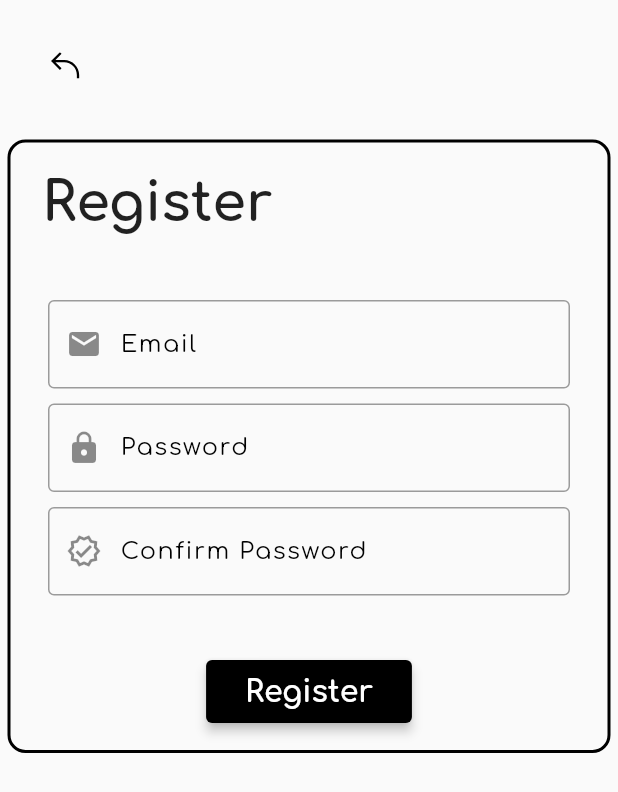
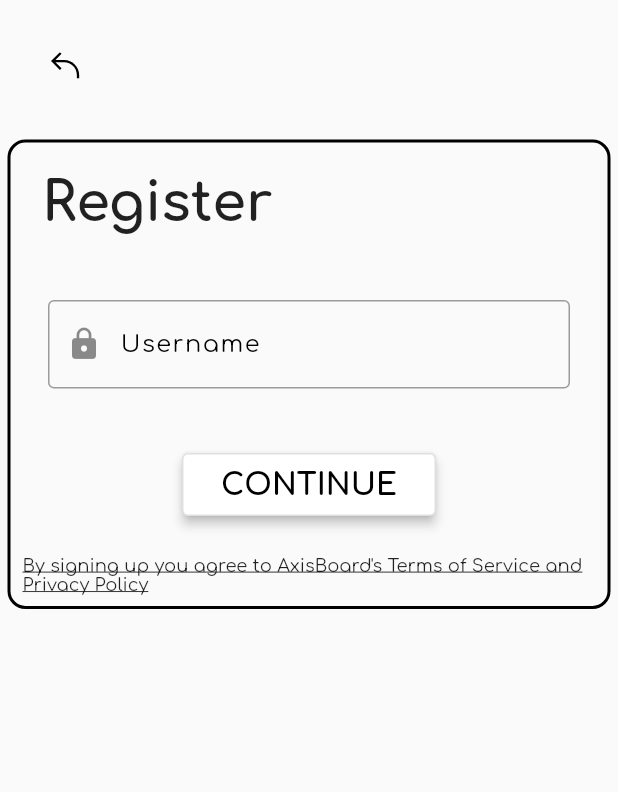
Before and after one commit to mmtembu/hackjam-axis-board-final, a Flutter app: the Registration screen opened directly, after a tap on "Register", on a phone screen of 412 x 824 dp. Shown: the top 792 px of the screen. Run offline on Flutter 3.47's test engine with Material 2 defaults, Android fonts, the phone set to English and light mode, and no system bars; our stand-ins replace flutter_svg, google_fonts.

Commit message:
4-register-screen-continued: added the terms and condictions pop dialog

```diff
--- a/lib/common_components/common_components.dart
+++ b/lib/common_components/common_components.dart
@@ -1,16 +1,16 @@
 import 'package:flutter/material.dart';
 import 'package:google_fonts/google_fonts.dart';
 
-Widget textContent(
-  String text,
-  int? size,
-  FontWeight? weight,
-) =>
-    Text(text,
+Widget textContent(String text, int? size, FontWeight? weight,
+        [TextDecoration? decoraction]) =>
+    Text(
+      text,
       style: GoogleFonts.comfortaa(
         fontSize: size?.toDouble(),
         fontWeight: weight,
-        ));
+        decoration: decoraction,
+      ),
+    );
 
 Widget textField(
   label,
@@ -62,7 +62,8 @@ Widget submitbutton(
 ) =>
     Padding(
       padding: const EdgeInsets.all(15),
-      child: ElevatedButton(
+      child: buttonText.toString().toUpperCase() == 'REGISTER'
+          ? ElevatedButton(
               style: ElevatedButton.styleFrom(
                 backgroundColor: Colors.black,
                 elevation: 3.0,
@@ -79,5 +80,35 @@ Widget submitbutton(
                   ),
                 ),
               ),
+            )
+          : OutlinedButton(
+              style: OutlinedButton.styleFrom(
+                backgroundColor: Colors.white,
+                foregroundColor: Colors.black,
+                elevation: 3.0,
+                shadowColor: Colors.black,
+              ),
+              onPressed: () => functionality!(buttonText),
+              child: Padding(
+                padding: const EdgeInsets.all(10),
+                child: Text(
+                  buttonText.toString().toUpperCase(),
+                  style: GoogleFonts.comfortaa(
+                    fontSize: 20,
+                    fontWeight: FontWeight.bold,
+                  ),
+                ),
+              ),
             ),
     );
+
+fillerText() =>
+    """Lorem ipsum dolor sit amet, consectetur adipiscing elit, sed do eiusmod tempor incididunt ut labore et dolore magna aliqua. Turpis in eu mi bibendum neque egestas congue quisque. Ullamcorper morbi tincidunt ornare massa eget. Facilisis gravida neque convallis a cras semper auctor neque vitae. At ultrices mi tempus imperdiet nulla malesuada pellentesque elit. Auctor neque vitae tempus quam pellentesque nec nam aliquam sem. Massa vitae tortor condimentum lacinia quis vel eros donec ac. Aliquam sem et tortor consequat id porta. Dui faucibus in ornare quam viverra orci sagittis eu. Rhoncus dolor purus non enim praesent elementum facilisis leo. Vitae suscipit tellus mauris a diam maecenas.
+
+Pellentesque habitant morbi tristique senectus et netus et malesuada fames. Pretium nibh ipsum consequat nisl vel pretium lectus quam id. Et malesuada fames ac turpis egestas. Non blandit massa enim nec dui nunc. Sit amet nulla facilisi morbi tempus iaculis urna. Proin fermentum leo vel orci porta. Convallis a cras semper auctor neque vitae tempus quam. Suspendisse faucibus interdum posuere lorem ipsum dolor sit. Fames ac turpis egestas integer eget aliquet nibh. Amet massa vitae tortor condimentum lacinia quis vel eros donec. Mauris in aliquam sem fringilla ut morbi. Velit aliquet sagittis id consectetur purus ut faucibus pulvinar elementum. Non diam phasellus vestibulum lorem sed risus ultricies. Elit pellentesque habitant morbi tristique.
+
+At auctor urna nunc id cursus metus aliquam eleifend. Nunc lobortis mattis aliquam faucibus purus in. Donec ultrices tincidunt arcu non sodales neque sodales ut. Donec enim diam vulputate ut pharetra sit amet aliquam. Tincidunt lobortis feugiat vivamus at augue eget arcu. Vestibulum mattis ullamcorper velit sed ullamcorper morbi tincidunt. Leo in vitae turpis massa. Penatibus et magnis dis parturient montes nascetur ridiculus mus. Auctor augue mauris augue neque gravida in fermentum. At risus viverra adipiscing at. Morbi blandit cursus risus at ultrices mi tempus imperdiet nulla. Lacinia quis vel eros donec ac odio. Mi bibendum neque egestas congue quisque egestas. Fermentum dui faucibus in ornare.
+
+Arcu cursus euismod quis viverra nibh. Lobortis mattis aliquam faucibus purus in massa. Eget arcu dictum varius duis at consectetur lorem. Vulputate sapien nec sagittis aliquam malesuada bibendum. Nisi quis eleifend quam adipiscing. Turpis massa tincidunt dui ut. Nibh mauris cursus mattis molestie a iaculis at. Gravida arcu ac tortor dignissim convallis aenean. Pellentesque sit amet porttitor eget dolor morbi non. Nibh praesent tristique magna sit. Duis ut diam quam nulla porttitor massa id. Sit amet nulla facilisi morbi tempus iaculis urna. Etiam dignissim diam quis enim lobortis scelerisque fermentum dui faucibus.
+
+Mi bibendum neque egestas congue quisque egestas diam. Aliquet enim tortor at auctor urna. Aliquet eget sit amet tellus. Ut consequat semper viverra nam libero. Hac habitasse platea dictumst vestibulum rhoncus est pellentesque elit. Laoreet non curabitur gravida arcu ac tortor dignissim. Pulvinar etiam non quam lacus suspendisse faucibus. Odio eu feugiat pretium nibh ipsum consequat. Orci nulla pellentesque dignissim enim. Auctor augue mauris augue neque gravida in. Donec massa sapien faucibus et molestie. Quam quisque id diam vel. Tincidunt dui ut ornare lectus sit. At auctor urna nunc id cursus metus. Euismod quis viverra nibh cras pulvinar mattis nunc sed blandit.""";
--- a/lib/pages/registration.dart
+++ b/lib/pages/registration.dart
@@ -1,7 +1,9 @@
+import 'package:flutter/cupertino.dart';
 import 'package:flutter/material.dart';
 import 'package:flutter_svg/svg.dart';
 import 'package:google_fonts/google_fonts.dart';
 import 'package:hackjam_axis_board_front_end/common_components/common_components.dart';
+import 'package:hackjam_axis_board_front_end/pages/registration_pick_username.dart';
 import '../config/pallet.dart';
 
 class Registration extends StatefulWidget {
@@ -16,6 +18,15 @@ class _Registration extends State<Registration> {
   Widget build(BuildContext context) {
     const backButton =
         '<svg width="20" height="20" viewBox="0 0 13 12" fill="none" xmlns="http://www.w3.org/2000/svg"><path fill-rule="evenodd" clip-rule="evenodd" d="M1.91421 4.35355L4.56066 7L3.85355 7.70711L0.353553 4.20711L0 3.85355L0.353553 3.5L3.85355 0L4.56066 0.707107L1.91421 3.35355L5.70711 3.35355C9.28325 3.35355 12.2071 6.27741 12.2071 9.85355L12.2071 11.3536H11.2071L11.2071 9.85355C11.2071 6.8297 8.73096 4.35355 5.70711 4.35355H1.91421Z" fill="black" fill-opacity="1"/></svg>';
+
+    void navigateToPage(page) => Navigator.push(
+          context,
+          CupertinoPageRoute<bool>(
+            fullscreenDialog: false,
+            builder: (context) => const RegistrationUsername(),
+          ),
+        );
+
     return Scaffold(
       body: Column(
         children: [
@@ -41,7 +52,6 @@ class _Registration extends State<Registration> {
             padding: const EdgeInsets.all(5.0),
             child: Container(
               decoration: BoxDecoration(
-                // color: Colors.black,
                 border: Border.all(width: 2),
                 borderRadius: BorderRadius.circular(12),
               ),
@@ -84,7 +94,7 @@ class _Registration extends State<Registration> {
                     ),
                   ),
                   submitbutton(
-                    null,
+                    navigateToPage,
                     'Register',
                   ),
                 ],
--- /dev/null
+++ b/lib/pages/registration_pick_username.dart
@@ -0,0 +1,163 @@
+import 'package:flutter/cupertino.dart';
+import 'package:flutter/material.dart';
+import 'package:flutter_svg/svg.dart';
+import 'package:google_fonts/google_fonts.dart';
+import 'package:hackjam_axis_board_front_end/common_components/common_components.dart';
+import '../config/pallet.dart';
+
+class RegistrationUsername extends StatefulWidget {
+  const RegistrationUsername({Key? key}) : super(key: key);
+
+  @override
+  State<RegistrationUsername> createState() => _RegistrationUsername();
+}
+
+bool onNotification(ScrollEndNotification t, BuildContext context) {
+  if (t.metrics.pixels > 0 && t.metrics.atEdge) {
+    ScaffoldMessenger.of(context).showSnackBar(
+      const SnackBar(
+        content: Text("I've reached the end"),
+      ),
+    );
+  } else {
+    ScaffoldMessenger.of(context).showSnackBar(
+      const SnackBar(
+        content: Text("I'm at the beginning"),
+      ),
+    );
+  }
+  return true;
+}
+
+class _RegistrationUsername extends State<RegistrationUsername> {
+  @override
+  Widget build(BuildContext context) {
+    const backButton =
+        '<svg width="20" height="20" viewBox="0 0 13 12" fill="none" xmlns="http://www.w3.org/2000/svg"><path fill-rule="evenodd" clip-rule="evenodd" d="M1.91421 4.35355L4.56066 7L3.85355 7.70711L0.353553 4.20711L0 3.85355L0.353553 3.5L3.85355 0L4.56066 0.707107L1.91421 3.35355L5.70711 3.35355C9.28325 3.35355 12.2071 6.27741 12.2071 9.85355L12.2071 11.3536H11.2071L11.2071 9.85355C11.2071 6.8297 8.73096 4.35355 5.70711 4.35355H1.91421Z" fill="black" fill-opacity="1"/></svg>';
+    bool disableOkayButton = true;
+    bool isDialogOn = true;
+    return Scaffold(
+      body: Column(
+        children: [
+          Align(
+            alignment: Alignment.topLeft,
+            child: Row(
+              children: [
+                Padding(
+                  padding: const EdgeInsets.all(20),
+                  child: IconButton(
+                    onPressed: () => Navigator.pop(context),
+                    icon: SvgPicture.string(
+                      backButton,
+                      height: 20,
+                      width: 20,
+                    ),
+                  ),
+                ),
+              ],
+            ),
+          ),
+          Padding(
+            padding: const EdgeInsets.all(5.0),
+            child: Container(
+              decoration: BoxDecoration(
+                border: Border.all(width: 2),
+                borderRadius: BorderRadius.circular(12),
+              ),
+              child: Column(
+                children: [
+                  Align(
+                    alignment: const Alignment(-0.99, -.8),
+                    child: Padding(
+                      padding: const EdgeInsets.all(20),
+                      child: textContent(
+                        'Register',
+                        36,
+                        FontWeight.bold,
+                      ),
+                    ),
+                  ),
+                  Align(
+                    alignment: const Alignment(-0.99, -.8),
+                    child: Padding(
+                      padding: const EdgeInsets.all(20),
+                      child: Column(
+                        children: [
+                          textField(
+                            'Username',
+                            '<Username placeholder>',
+                            context,
+                          ),
+                        ],
+                      ),
+                    ),
+                  ),
+                  submitbutton(
+                    null,
+                    'Continue',
+                  ),
+                  InkWell(
+                    onTap: () => showDialog(
+                      context: context,
+                      builder: (BuildContext context) => NotificationListener(
+                        onNotification: (ScrollEndNotification t) {
+                          if (t.metrics.pixels > 0 && t.metrics.atEdge) {
+                            disableOkayButton = false;
+                            ScaffoldMessenger.of(context).showSnackBar(
+                              const SnackBar(
+                                content: Text("I've reached the end"),
+                              ),
+                            );
+                          }
+                          return true;
+                        },
+                        child: AlertDialog(
+                          scrollable: true,
+                          elevation: 10.6,
+                          insetPadding: const EdgeInsets.all(200),
+                          content: textContent(
+                            fillerText(),
+                            20,
+                            FontWeight.normal,
+                          ),
+                          actionsAlignment: MainAxisAlignment.center,
+                          actionsPadding: const EdgeInsets.all(10),
+                          actions: [
+                            TextButton(
+                              onPressed: () {
+                                if (disableOkayButton) return;
+                                Navigator.pop(context);
+                                isDialogOn = false;
+                              },
+                              child: const Text('OK'),
+                            ),
+                            TextButton(
+                              onPressed: () {
+                                Navigator.pop(context);
+                                isDialogOn = false;
+                              },
+                              child: const Text('CANCEL'),
+                            ),
+                          ],
+                        ),
+                      ),
+                    ),
+                    child: Padding(
+                      padding: const EdgeInsets.all(8),
+                      child: textContent(
+                        """By signing up you agree to AxisBoard's Terms of Service and Privacy Policy""",
+                        12,
+                        FontWeight.normal,
+                        TextDecoration.underline,
+                      ),
+                    ),
+                  ),
+                ],
+              ),
+            ),
+          ),
+        ],
+      ),
+    );
+  }
+}
```
Also changed, not shown: lib/main.dart (+10 -32 lines). Lines whose indentation alone changed are shown as unchanged.
